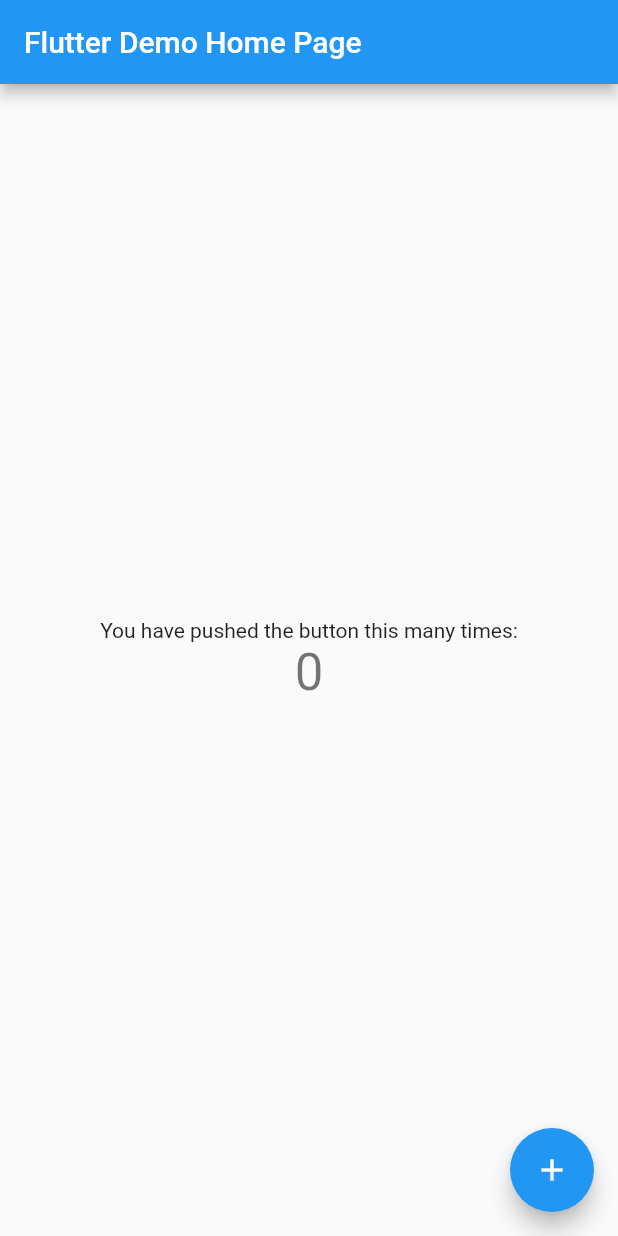
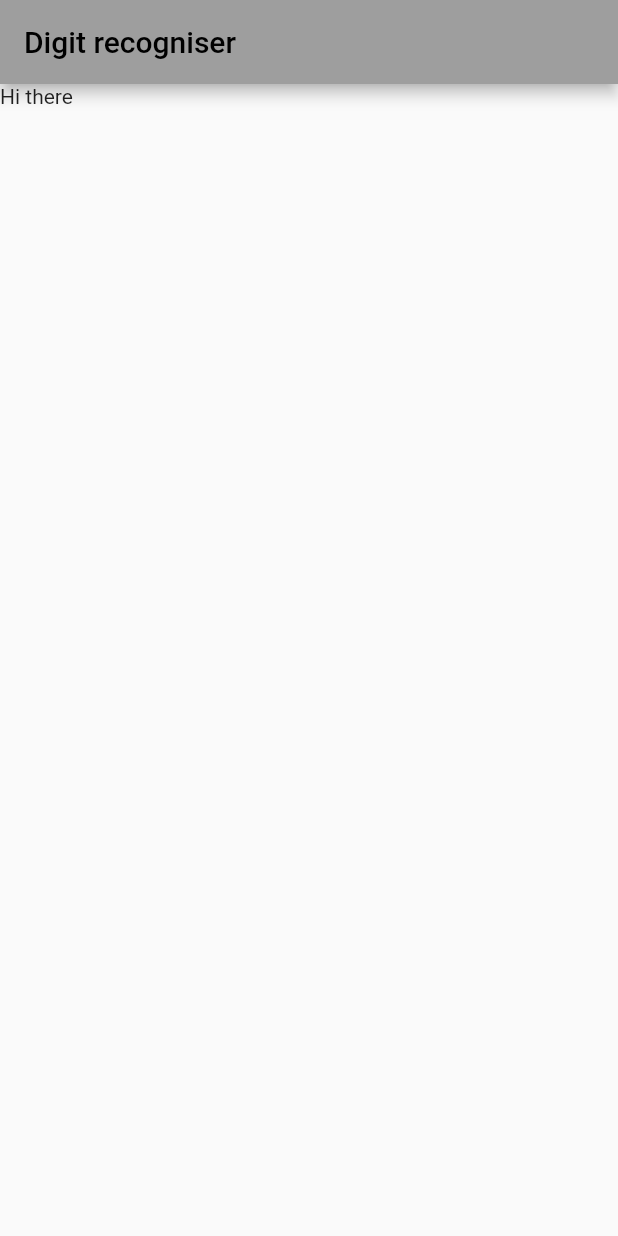
Before and after one commit to saniket919/handwriting_recognition_system, a Flutter app: the screen it shows after launch, on a phone screen of 412 x 824 dp. Run offline on Flutter 3.47's test engine with Material 2 defaults, Android fonts, the phone set to English and light mode, and no system bars.

Commit message:
made the basic screen

```diff
--- a/lib/main.dart
+++ b/lib/main.dart
@@ -1,115 +1,18 @@
 import 'package:flutter/material.dart';
+import 'package:digit_recognition/recognizer_screen.dart';
 
-void main() {
-  runApp(const MyApp());
-}
+void main() => runApp(HandwrittenNumberRecognizerApp());
 
-class MyApp extends StatelessWidget {
-  const MyApp({super.key});
+class HandwrittenNumberRecognizerApp extends StatelessWidget {
 
-  // This widget is the root of your application.
   @override
   Widget build(BuildContext context) {
     return MaterialApp(
-      title: 'Flutter Demo',
-      theme: ThemeData(
-        // This is the theme of your application.
-        //
-        // Try running your application with "flutter run". You'll see the
-        // application has a blue toolbar. Then, without quitting the app, try
-        // changing the primarySwatch below to Colors.green and then invoke
-        // "hot reload" (press "r" in the console where you ran "flutter run",
-        // or simply save your changes to "hot reload" in a Flutter IDE).
-        // Notice that the counter didn't reset back to zero; the application
-        // is not restarted.
-        primarySwatch: Colors.blue,
-      ),
-      home: const MyHomePage(title: 'Flutter Demo Home Page'),
+        title: 'Number Recognizer',
+        theme: ThemeData(
+          primarySwatch: Colors.grey,
+        ),
+      home: RecognizerScreen(title: 'Digit recogniser', key: null,),
     );
   }
 }
-
-class MyHomePage extends StatefulWidget {
-  const MyHomePage({super.key, required this.title});
-
-  // This widget is the home page of your application. It is stateful, meaning
-  // that it has a State object (defined below) that contains fields that affect
-  // how it looks.
-
-  // This class is the configuration for the state. It holds the values (in this
-  // case the title) provided by the parent (in this case the App widget) and
-  // used by the build method of the State. Fields in a Widget subclass are
-  // always marked "final".
-
-  final String title;
-
-  @override
-  State<MyHomePage> createState() => _MyHomePageState();
-}
-
-class _MyHomePageState extends State<MyHomePage> {
-  int _counter = 0;
-
-  void _incrementCounter() {
-    setState(() {
-      // This call to setState tells the Flutter framework that something has
-      // changed in this State, which causes it to rerun the build method below
-      // so that the display can reflect the updated values. If we changed
-      // _counter without calling setState(), then the build method would not be
-      // called again, and so nothing would appear to happen.
-      _counter++;
-    });
-  }
-
-  @override
-  Widget build(BuildContext context) {
-    // This method is rerun every time setState is called, for instance as done
-    // by the _incrementCounter method above.
-    //
-    // The Flutter framework has been optimized to make rerunning build methods
-    // fast, so that you can just rebuild anything that needs updating rather
-    // than having to individually change instances of widgets.
-    return Scaffold(
-      appBar: AppBar(
-        // Here we take the value from the MyHomePage object that was created by
-        // the App.build method, and use it to set our appbar title.
-        title: Text(widget.title),
-      ),
-      body: Center(
-        // Center is a layout widget. It takes a single child and positions it
-        // in the middle of the parent.
-        child: Column(
-          // Column is also a layout widget. It takes a list of children and
-          // arranges them vertically. By default, it sizes itself to fit its
-          // children horizontally, and tries to be as tall as its parent.
-          //
-          // Invoke "debug painting" (press "p" in the console, choose the
-          // "Toggle Debug Paint" action from the Flutter Inspector in Android
-          // Studio, or the "Toggle Debug Paint" command in Visual Studio Code)
-          // to see the wireframe for each widget.
-          //
-          // Column has various properties to control how it sizes itself and
-          // how it positions its children. Here we use mainAxisAlignment to
-          // center the children vertically; the main axis here is the vertical
-          // axis because Columns are vertical (the cross axis would be
-          // horizontal).
-          mainAxisAlignment: MainAxisAlignment.center,
-          children: <Widget>[
-            const Text(
-              'You have pushed the button this many times:',
-            ),
-            Text(
-              '$_counter',
-              style: Theme.of(context).textTheme.headline4,
-            ),
-          ],
-        ),
-      ),
-      floatingActionButton: FloatingActionButton(
-        onPressed: _incrementCounter,
-        tooltip: 'Increment',
-        child: const Icon(Icons.add),
-      ), // This trailing comma makes auto-formatting nicer for build methods.
-    );
-  }
-}
--- /dev/null
+++ b/lib/recognizer_screen.dart
@@ -0,0 +1,24 @@
+import 'package:flutter/material.dart';
+
+class RecognizerScreen extends StatefulWidget {
+  RecognizerScreen({Key ? key, required this.title}) : super(key: key);
+
+  final String title;
+
+  @override
+  _RecognizerScreen createState() => _RecognizerScreen();
+}
+
+class _RecognizerScreen extends State<RecognizerScreen> {
+  @override
+  Widget build(BuildContext context) {
+    return Scaffold(
+      appBar: AppBar(
+        title: Text(widget.title),
+      ),
+      body: Container(
+        child: Text('Hi there'),
+      ),
+    );
+  }
+}
```
